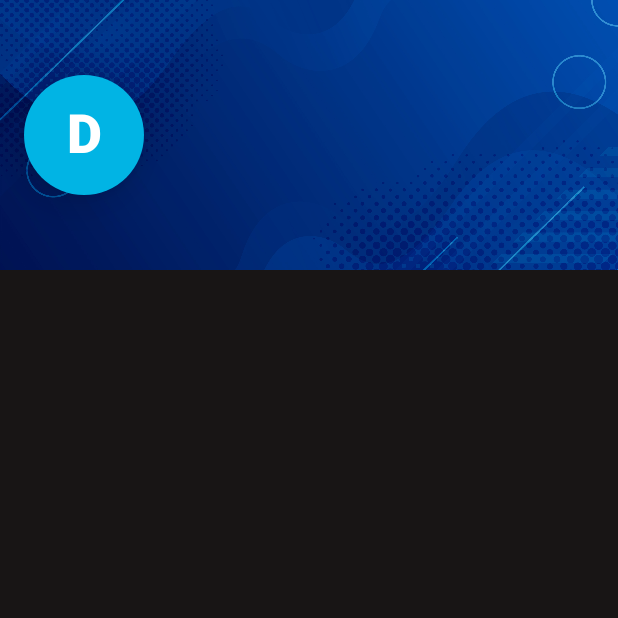
After one commit to dnuccio80/WatchMeApp, an Android app built with Jetpack Compose: the composable AccountScreen shown on its own in the app's theme, on a phone screen of 412 x 824 dp, the top half of it. The commit adds this screen. Run offline under Robolectric (Android 15) with nearby library versions, the phone set to English and light mode, and no system bars; our stand-ins replace Dagger/Hilt's generated code; network calls fail; 1 statement that could not run was skipped.

Commit message:
- Started AccountScreen

```diff
--- a/app/src/main/java/com/example/watchme/app/ui/Bars.kt
+++ b/app/src/main/java/com/example/watchme/app/ui/Bars.kt
@@ -1,6 +1,7 @@
 package com.example.watchme.app.ui
 
 import androidx.compose.foundation.Image
+import androidx.compose.foundation.background
 import androidx.compose.foundation.layout.Arrangement
 import androidx.compose.foundation.layout.Column
 import androidx.compose.foundation.layout.fillMaxWidth
@@ -23,6 +24,7 @@ import androidx.compose.ui.unit.dp
 import androidx.navigation.NavHostController
 import com.example.watchme.R
 import com.example.watchme.core.Routes
+import com.example.watchme.ui.theme.AppBackground
 import com.example.watchme.ui.theme.BottomBarBackground
 
 @Composable
@@ -30,7 +32,8 @@ fun TopBar() {
     Column(
         Modifier
             .fillMaxWidth()
-            .padding(top = 48.dp, bottom = 16.dp),
+            .padding(top = 48.dp, bottom = 16.dp)
+            .background(AppBackground),
         verticalArrangement = Arrangement.Center,
         horizontalAlignment = Alignment.CenterHorizontally
     ) {
--- /dev/null
+++ b/app/src/main/java/com/example/watchme/app/ui/screens/AccountScreen.kt
@@ -0,0 +1,79 @@
+package com.example.watchme.app.ui.screens
+
+import android.inputmethodservice.Keyboard
+import androidx.compose.foundation.Image
+import androidx.compose.foundation.background
+import androidx.compose.foundation.layout.Arrangement
+import androidx.compose.foundation.layout.Box
+import androidx.compose.foundation.layout.Column
+import androidx.compose.foundation.layout.PaddingValues
+import androidx.compose.foundation.layout.Row
+import androidx.compose.foundation.layout.fillMaxSize
+import androidx.compose.foundation.layout.fillMaxWidth
+import androidx.compose.foundation.layout.height
+import androidx.compose.foundation.layout.padding
+import androidx.compose.foundation.layout.size
+import androidx.compose.foundation.shape.CircleShape
+import androidx.compose.foundation.shape.RoundedCornerShape
+import androidx.compose.material3.Card
+import androidx.compose.material3.CardDefaults
+import androidx.compose.material3.Text
+import androidx.compose.runtime.Composable
+import androidx.compose.ui.Alignment
+import androidx.compose.ui.Modifier
+import androidx.compose.ui.graphics.Color
+import androidx.compose.ui.layout.ContentScale
+import androidx.compose.ui.res.painterResource
+import androidx.compose.ui.text.font.FontWeight
+import androidx.compose.ui.text.style.TextAlign
+import androidx.compose.ui.unit.dp
+import androidx.compose.ui.unit.sp
+import com.example.watchme.AppViewModel
+import com.example.watchme.R
+import com.example.watchme.app.ui.ThirdTitleTextItem
+import com.example.watchme.app.ui.TitleTextItem
+import com.example.watchme.ui.theme.AppBackground
+import com.example.watchme.ui.theme.CardContainerColor
+import com.example.watchme.ui.theme.LightBlueColor
+
+@Composable
+fun AccountScreen(innerPadding: PaddingValues, viewModel: AppViewModel) {
+    Box(
+        Modifier
+            .fillMaxSize()
+            .background(AppBackground)
+            .padding(innerPadding)
+    ) {
+        Box(modifier = Modifier.fillMaxWidth().height(180.dp)) {
+            Image(
+                modifier = Modifier
+                    .fillMaxSize(),
+                painter = painterResource(R.drawable.background_account),
+                contentDescription = "account background",
+                contentScale = ContentScale.Crop
+            )
+            Row(Modifier.fillMaxSize().padding(16.dp), verticalAlignment = Alignment.CenterVertically ) {
+                Card(
+                    modifier = Modifier.size(80.dp),
+                    shape = CircleShape,
+                    colors = CardDefaults.cardColors(
+                        containerColor = LightBlueColor
+                    ),
+                    elevation = CardDefaults.cardElevation(
+                        defaultElevation = 16.dp
+                    ),
+                ) {
+                    Box(Modifier.fillMaxSize(), contentAlignment = Alignment.Center) {
+                        Text(
+                            "D",
+                            textAlign = TextAlign.Center,
+                            color = Color.White,
+                            fontSize = 36.sp,
+                            fontWeight = FontWeight.ExtraBold
+                        )
+                    }
+                }
+            }
+        }
+    }
+}
--- a/app/src/main/java/com/example/watchme/app/ui/screens/EpisodesDetailsScreen.kt
+++ b/app/src/main/java/com/example/watchme/app/ui/screens/EpisodesDetailsScreen.kt
@@ -27,8 +27,9 @@ import com.example.watchme.R
 import com.example.watchme.app.ui.BackButton
 import com.example.watchme.app.ui.BackdropImageItem
 import com.example.watchme.app.ui.BodyTextItem
-import com.example.watchme.app.ui.RatingSection
+import com.example.watchme.app.ui.RatingSectionWithLists
 import com.example.watchme.app.ui.SecondTitleTextItem
+import com.example.watchme.app.ui.SimpleRatingSection
 import com.example.watchme.app.ui.ThirdTitleTextItem
 import com.example.watchme.app.ui.TitleTextItem
 import com.example.watchme.core.Categories
@@ -90,7 +91,7 @@ fun EpisodesDetailsScreen(
                         )
                     } ${episodeDetails?.episodeNumber} - $runtime"
                 )
-                RatingSection(
+                SimpleRatingSection(
                     mediaItem = MediaItem(
                         id = seriesId,
                         title = episodeDetails!!.name,
--- a/app/src/main/java/com/example/watchme/app/ui/screens/SeriesDetailsScreen.kt
+++ b/app/src/main/java/com/example/watchme/app/ui/screens/SeriesDetailsScreen.kt
@@ -58,7 +58,7 @@ import com.example.watchme.app.ui.BodyTextItem
 import com.example.watchme.app.ui.CreditsSection
 import com.example.watchme.app.ui.HeaderInfo
 import com.example.watchme.app.ui.ImageListItem
-import com.example.watchme.app.ui.RatingSection
+import com.example.watchme.app.ui.RatingSectionWithLists
 import com.example.watchme.app.ui.SecondTitleTextItem
 import com.example.watchme.app.ui.SectionSelectionItem
 import com.example.watchme.app.ui.ThirdTitleTextItem
@@ -147,7 +147,7 @@ fun SeriesDetailsScreen(
                 )
                 seriesDetails?.name?.let { SecondTitleTextItem(it) }
                 if(seriesDetails != null) {
-                    RatingSection(
+                    RatingSectionWithLists(
                         MediaItem(
                             id = seriesId,
                             title = seriesDetails!!.name,
--- a/app/src/main/java/com/example/watchme/ui/theme/Color.kt
+++ b/app/src/main/java/com/example/watchme/ui/theme/Color.kt
@@ -22,3 +22,4 @@ val NegativeVoteColor = Color(0xFFA40018)
 val CardContainerColor = Color(0xE10A3641)
 val DialogContainerColor = Color(0xFF181515)
 val ThumbColor = Color(0xFF559655)
+val LightBlueColor = Color(0xFF01B4E4)
--- a/app/src/main/res/values/strings.xml
+++ b/app/src/main/res/values/strings.xml
@@ -70,7 +70,7 @@
     <string name="character">Character:</string>
     <string name="user">User</string>
     <string name="score">Score</string>
-    <string name="user_score">user score</string>
+    <string name="user_score">User score</string>
     <string name="biography">Biography</string>
     <string name="add_to_list">Add to list</string>
     <string name="mark_as_favorite">Mark as favorite</string>
```
Also changed, not shown: app/src/main/java/com/example/watchme/MainActivity.kt (+94 -105 lines), app/src/main/java/com/example/watchme/app/ui/GenericItems.kt (+58 -3 lines), app/src/main/java/com/example/watchme/app/ui/screens/MovieDetailsScreen.kt (+2 -13 lines), app/src/main/res/drawable/background_account.jpg (added).
